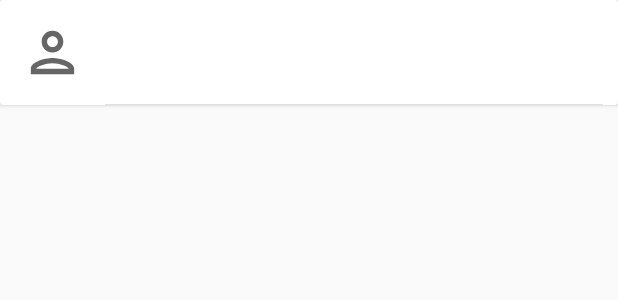
After one commit to zacw7/chatime, an Android app: the layout view_row_item_chat.xml on its own in the app's theme, with its tools: preview values and no code run, on a phone screen of 412 x 824 dp. The commit adds this screen. Shown: the top 300 px of the screen. Run offline under Robolectric (Android 15) with nearby library versions, the phone set to English and light mode, and no system bars.

Commit message:
Implement chat list

```diff
--- a/app/src/main/java/edu/neu/cs5520/chatime/domain/repository/ChatroomRepository.java
+++ b/app/src/main/java/edu/neu/cs5520/chatime/domain/repository/ChatroomRepository.java
@@ -2,7 +2,9 @@ package edu.neu.cs5520.chatime.domain.repository;
 
 import com.google.android.gms.tasks.OnSuccessListener;
 import com.google.firebase.firestore.DocumentSnapshot;
+import com.google.firebase.firestore.QuerySnapshot;
 
 public interface ChatroomRepository {
     void getRoomInfo(OnSuccessListener<DocumentSnapshot> listener);
+    void getRoomList(OnSuccessListener<QuerySnapshot> listener);
 }
--- /dev/null
+++ b/app/src/main/res/layout/view_row_item_chat.xml
@@ -0,0 +1,68 @@
+<?xml version="1.0" encoding="utf-8"?>
+<androidx.cardview.widget.CardView xmlns:android="http://schemas.android.com/apk/res/android"
+    xmlns:app="http://schemas.android.com/apk/res-auto"
+    xmlns:tools="http://schemas.android.com/tools"
+    android:layout_width="match_parent"
+    android:layout_height="70dp">
+
+    <androidx.constraintlayout.widget.ConstraintLayout
+        android:layout_width="match_parent"
+        android:layout_height="match_parent"
+        android:gravity="center_vertical">
+
+        <ImageView
+            android:id="@+id/image_chat_profile"
+            android:layout_width="50dp"
+            android:layout_height="50dp"
+            android:layout_marginStart="10dp"
+            android:adjustViewBounds="false"
+            android:padding="3dp"
+            app:layout_constraintBottom_toBottomOf="parent"
+            app:layout_constraintStart_toStartOf="parent"
+            app:layout_constraintTop_toTopOf="parent"
+            app:srcCompat="@drawable/ic_outline_person_24" />
+
+        <TextView
+            android:id="@+id/text_chat_recipient"
+            android:layout_width="0dp"
+            android:layout_height="0dp"
+            android:layout_marginBottom="1dp"
+            android:layout_marginEnd="10dp"
+            android:layout_marginStart="10dp"
+            android:layout_marginTop="10dp"
+            android:textSize="18sp"
+            app:layout_constraintBottom_toTopOf="@+id/text_chat_topic"
+            app:layout_constraintEnd_toEndOf="parent"
+            app:layout_constraintStart_toEndOf="@+id/image_chat_profile"
+            app:layout_constraintTop_toTopOf="parent" />
+
+        <TextView
+            android:id="@+id/text_chat_topic"
+            android:layout_width="0dp"
+            android:layout_height="0dp"
+            android:layout_marginBottom="10dp"
+            android:layout_marginEnd="10dp"
+            android:layout_marginStart="10dp"
+            android:layout_marginTop="1dp"
+            android:textColor="@android:color/darker_gray"
+            android:textSize="18sp"
+            app:layout_constraintBottom_toBottomOf="parent"
+            app:layout_constraintEnd_toEndOf="parent"
+            app:layout_constraintStart_toEndOf="@+id/image_chat_profile"
+            app:layout_constraintTop_toBottomOf="@+id/text_chat_recipient"
+            app:layout_constraintVertical_bias="1.0" />
+
+        <View
+            android:id="@+id/divider_chat_list"
+            android:layout_width="0dp"
+            android:layout_height="1dp"
+            android:layout_marginTop="10dp"
+            android:background="?android:attr/listDivider"
+            app:layout_constraintBottom_toBottomOf="parent"
+            app:layout_constraintEnd_toEndOf="@+id/text_chat_topic"
+            app:layout_constraintStart_toStartOf="@+id/text_chat_topic"
+            app:layout_constraintTop_toBottomOf="@+id/text_chat_topic" />
+
+    </androidx.constraintlayout.widget.ConstraintLayout>
+
+</androidx.cardview.widget.CardView>
```
Also changed, not shown: app/src/main/AndroidManifest.xml (+17 -10 lines), app/src/main/java/edu/neu/cs5520/chatime/domain/interactors/GetRoomListInteractor.java (added, +12 -0 lines), app/src/main/java/edu/neu/cs5520/chatime/domain/interactors/impl/GetRoomListInteractorImpl.java (added, +49 -0 lines), app/src/main/java/edu/neu/cs5520/chatime/domain/model/Room.java (+13 -3 lines), app/src/main/java/edu/neu/cs5520/chatime/presentation/presenters/ChatListPresenter.java (added, +13 -0 lines), app/src/main/java/edu/neu/cs5520/chatime/presentation/presenters/impl/ChatListPresenterImpl.java (added, +99 -0 lines), app/src/main/java/edu/neu/cs5520/chatime/presentation/ui/adapters/ChatListAdapter.java (added, +94 -0 lines), app/src/main/java/edu/neu/cs5520/chatime/presentation/ui/fragments/ChatListFragment.java (+71 -11 lines), app/src/main/java/edu/neu/cs5520/chatime/presentation/ui/viewmodel/ChatViewModel.java (added, +48 -0 lines), app/src/main/java/edu/neu/cs5520/chatime/storage/FirebaseChatroomRepository.java (+10 -0 lines), app/src/main/res/layout/fragment_chat_list.xml (+3 -12 lines).
